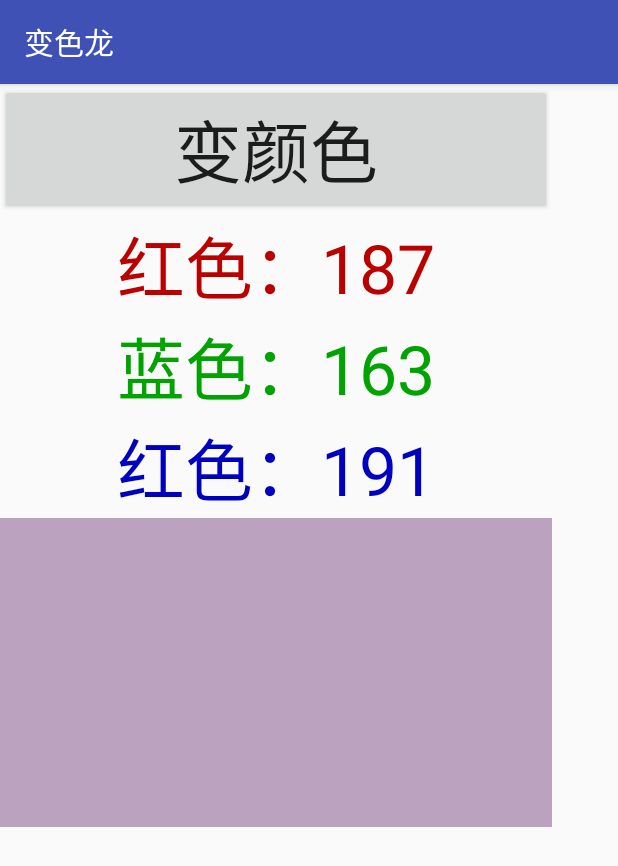
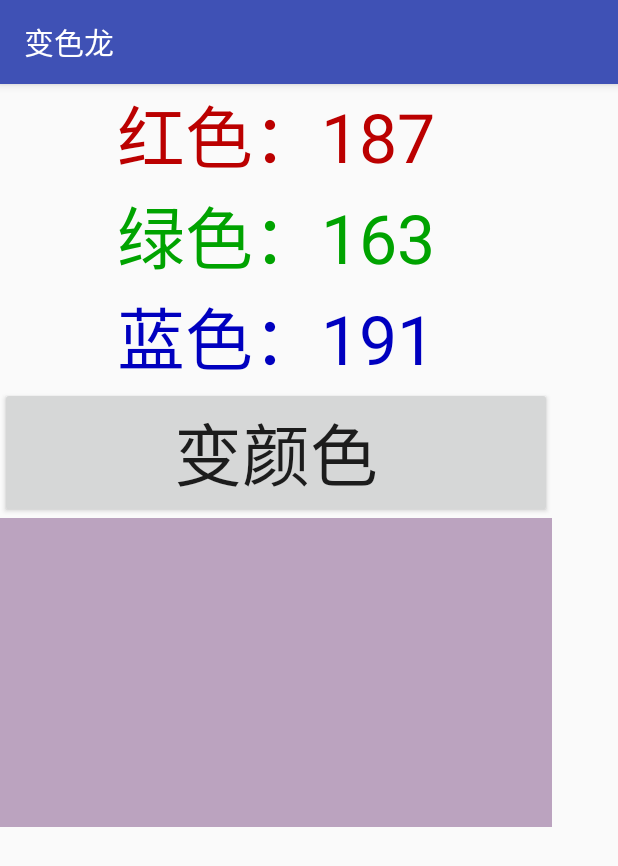
Before and after one commit to sk95120/ChangeColor_Android, an Android app: the screen it shows after launch (MainActivity), after a tap on "变颜色", on a phone screen of 412 x 824 dp. Shown: the top 866 px of the screen. Run offline under Robolectric (Android 15) with nearby library versions, the phone set to English and light mode, and no system bars.

Commit message:
Buttun set buttom.

```diff
--- a/app/src/main/java/com/aroma/MainActivity.java
+++ b/app/src/main/java/com/aroma/MainActivity.java
@@ -29,11 +29,11 @@ public class MainActivity extends AppCompatActivity {
         red.setTextColor(Color.rgb(redNum,0,0));
 
         int greenNum = x.nextInt(256);
-        green.setText("蓝色："+greenNum);
+        green.setText("绿色："+greenNum);
         green.setTextColor(Color.rgb(0,greenNum,0));
 
         int blueNum = x.nextInt(256);
-        blue.setText("红色："+blueNum);
+        blue.setText("蓝色："+blueNum);
         blue.setTextColor(Color.rgb(0,0,blueNum));
         colorBar.setBackgroundColor(Color.rgb(redNum,greenNum,blueNum));
     }
--- a/app/src/main/res/layout/activity_main.xml
+++ b/app/src/main/res/layout/activity_main.xml
@@ -12,14 +12,6 @@
         android:orientation="vertical"
         tools:layout_editor_absoluteX="8dp"
         tools:layout_editor_absoluteY="8dp">
-
-        <Button
-            android:id="@+id/button"
-            android:layout_width="match_parent"
-            android:layout_height="wrap_content"
-            android:onClick="changeColor"
-            android:text="@string/buttonText"
-            android:textSize="45sp" />
 
         <TextView
             android:id="@+id/red"
@@ -45,6 +37,14 @@
             android:text="@string/blueText"
             android:textSize="45sp" />
 
+        <Button
+            android:id="@+id/button"
+            android:layout_width="match_parent"
+            android:layout_height="wrap_content"
+            android:onClick="changeColor"
+            android:text="@string/buttonText"
+            android:textSize="45sp" />
+
         <LinearLayout
             android:id="@+id/colorBar"
             android:layout_width="match_parent"
```
Also changed, not shown: gradle/wrapper/gradle-wrapper.properties.
